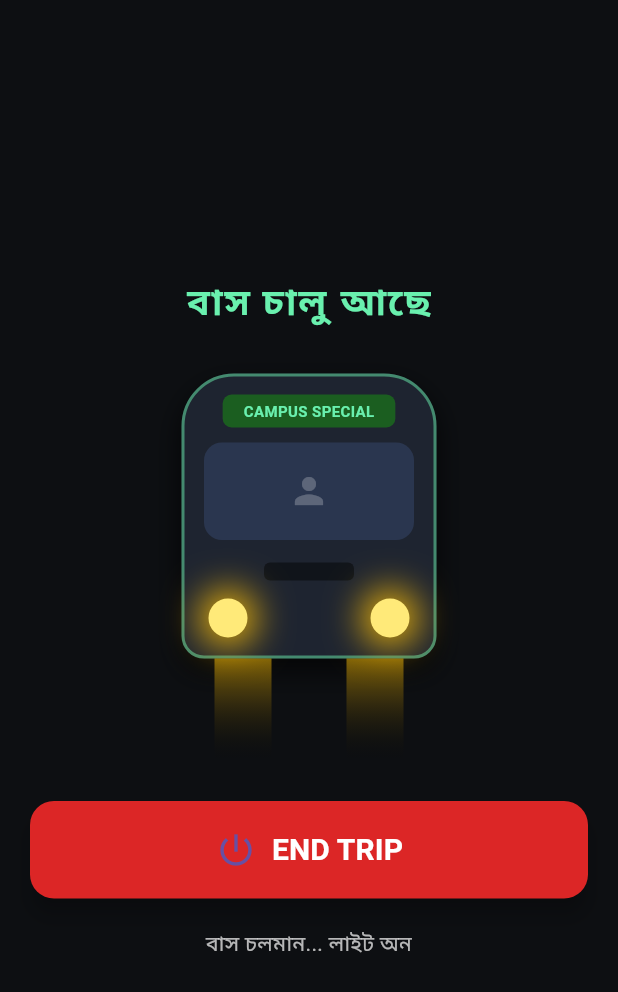
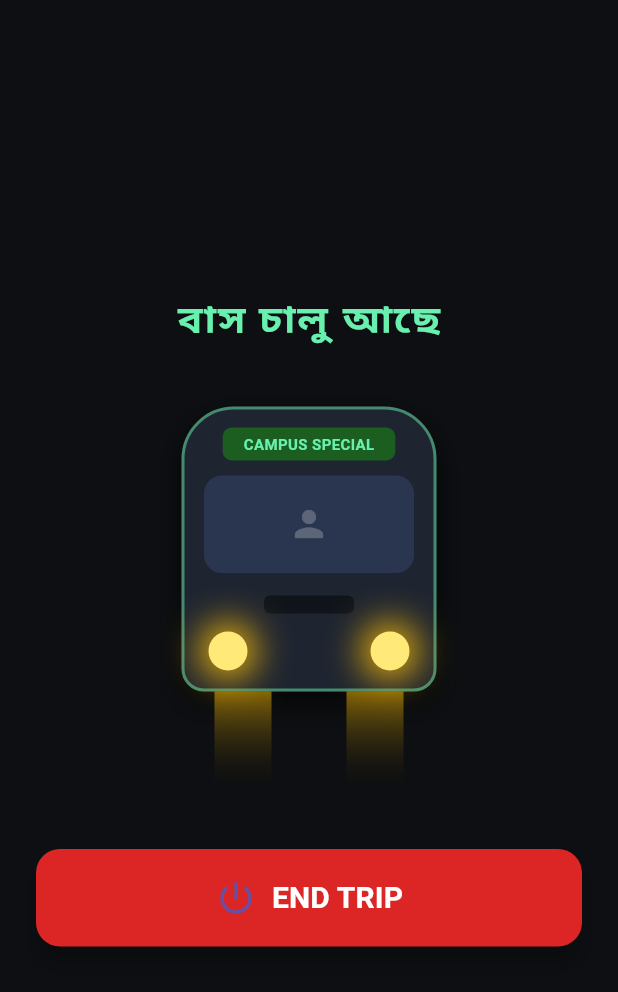
Before and after one commit to tamjidulislamgit/Bus-tracking-uni, a Flutter app: the screen it shows after launch, after a tap on "CAMPUS SPECIAL", on a phone screen of 412 x 824 dp. Shown: the top 992 px of the screen. Run offline on Flutter 3.47's test engine with Material 3 defaults, Android fonts, the phone set to English and light mode, and no system bars; our stand-ins replace geolocator, wakelock_plus.

Commit message:
Update main.dart

```diff
--- a/lib/main.dart
+++ b/lib/main.dart
@@ -25,7 +25,6 @@ class _DriverScreenState extends State<DriverScreen> with SingleTickerProviderSt
   final String firebaseUrl = "https://uni-bus-tracking-f0535-default-rtdb.firebaseio.com";
   String busId = "bus_01";
   bool isTripActive = false;
-  String info = "বাসে বা বাটনে ট্যাপ করে ট্রিপ শুরু করুন";
   StreamSubscription<Position>? gpsListener;
 
   late AnimationController _engineController;
@@ -33,7 +32,6 @@ class _DriverScreenState extends State<DriverScreen> with SingleTickerProviderSt
   @override
   void initState() {
     super.initState();
-    // ইঞ্জিন চালু থাকলে বাসের মৃদু কাঁপুনির অ্যানিমেশন
     _engineController = AnimationController(
       vsync: this,
       duration: const Duration(milliseconds: 100),
@@ -47,7 +45,6 @@ class _DriverScreenState extends State<DriverScreen> with SingleTickerProviderSt
     super.dispose();
   }
 
-  // ইঞ্জিন স্টার্টের হ্যাপটিক ফিডব্যাক (শব্দ ও ভাইব্রেশন সিমুলেশন)
   void _playEngineStartVibe() async {
     SystemSound.play(SystemSoundType.click);
     HapticFeedback.heavyImpact();
@@ -64,17 +61,12 @@ class _DriverScreenState extends State<DriverScreen> with SingleTickerProviderSt
 
   Future<bool> getPermission() async {
     bool enabled = await Geolocator.isLocationServiceEnabled();
-    if (!enabled) {
-      setState(() => info = "ফোনের GPS/Location চালু করুন");
-      return false;
-    }
+    if (!enabled) return false;
+
     LocationPermission permission = await Geolocator.checkPermission();
     if (permission == LocationPermission.denied) {
       permission = await Geolocator.requestPermission();
-      if (permission == LocationPermission.denied) {
-        setState(() => info = "লোকেশন পারমিশন ছাড়া অ্যাপ চলবে না");
-        return false;
-      }
+      if (permission == LocationPermission.denied) return false;
     }
     return true;
   }
@@ -91,14 +83,7 @@ class _DriverScreenState extends State<DriverScreen> with SingleTickerProviderSt
           "updatedAt": DateTime.now().millisecondsSinceEpoch,
         }),
       );
-      if (mounted) {
-        setState(() => info = "লাইভ ট্র্যাকিং সক্রিয়\nগতি: ${(pos.speed * 3.6).round()} কিমি/ঘণ্টা");
-      }
-    } catch (e) {
-      if (mounted) {
-        setState(() => info = "ইন্টারনেট সমস্যা!");
-      }
-    }
+    } catch (_) {}
   }
 
   void startTrip() async {
@@ -128,7 +113,6 @@ class _DriverScreenState extends State<DriverScreen> with SingleTickerProviderSt
 
     setState(() {
       isTripActive = true;
-      info = "বাস চলমান... লাইট অন";
     });
   }
 
@@ -143,7 +127,6 @@ class _DriverScreenState extends State<DriverScreen> with SingleTickerProviderSt
 
     setState(() {
       isTripActive = false;
-      info = "ট্রিপ শেষ (ইঞ্জিন ও লাইট বন্ধ)";
     });
   }
 
@@ -153,7 +136,7 @@ class _DriverScreenState extends State<DriverScreen> with SingleTickerProviderSt
       backgroundColor: const Color(0xFF0D0F12),
       body: SafeArea(
         child: Padding(
-          padding: const EdgeInsets.symmetric(horizontal: 20),
+          padding: const EdgeInsets.symmetric(horizontal: 24),
           child: Column(
             mainAxisAlignment: MainAxisAlignment.center,
             children: [
@@ -161,18 +144,17 @@ class _DriverScreenState extends State<DriverScreen> with SingleTickerProviderSt
                 isTripActive ? "বাস চালু আছে" : "ইউনিভার্সিটি বাস",
                 style: TextStyle(
                   color: isTripActive ? Colors.greenAccent : Colors.white,
-                  fontSize: 24,
+                  fontSize: 26,
                   fontWeight: FontWeight.bold,
                   letterSpacing: 1.2,
                 ),
               ),
-              const SizedBox(height: 30),
+              const SizedBox(height: 40),
 
-              // বাসের বডি এবং হেডলাইট সেকশন (পিওর ফ্ল্যাটার কোড)
+              // বাস এবং হেডলাইট এনিমেশন
               AnimatedBuilder(
                 animation: _engineController,
                 builder: (context, child) {
-                  // ইঞ্জিন ভাইব্রেশন এফেক্ট
                   double offset = isTripActive ? sin(_engineController.value * pi * 2) * 1.5 : 0;
                   return Transform.translate(
                     offset: Offset(0, offset),
@@ -183,7 +165,6 @@ class _DriverScreenState extends State<DriverScreen> with SingleTickerProviderSt
                   onTap: isTripActive ? stopTrip : startTrip,
                   child: Column(
                     children: [
-                      // বাসের বডি
                       Container(
                         width: 170,
                         height: 190,
@@ -210,7 +191,6 @@ class _DriverScreenState extends State<DriverScreen> with SingleTickerProviderSt
                         child: Column(
                           children: [
                             const SizedBox(height: 12),
-                            // রুট বোর্ড
                             Container(
                               padding: const EdgeInsets.symmetric(horizontal: 14, vertical: 4),
                               decoration: BoxDecoration(
@@ -227,7 +207,6 @@ class _DriverScreenState extends State<DriverScreen> with SingleTickerProviderSt
                               ),
                             ),
                             const SizedBox(height: 10),
-                            // উইন্ডশিল্ড (সামনের বড় গ্লাস)
                             Container(
                               width: 140,
                               height: 65,
@@ -238,7 +217,6 @@ class _DriverScreenState extends State<DriverScreen> with SingleTickerProviderSt
                               child: const Icon(Icons.person, color: Colors.white24, size: 28),
                             ),
                             const Spacer(),
-                            // গ্রিল ও নাম্বার প্লেট
                             Container(
                               width: 60,
                               height: 12,
@@ -248,7 +226,6 @@ class _DriverScreenState extends State<DriverScreen> with SingleTickerProviderSt
                               ),
                             ),
                             const SizedBox(height: 12),
-                            // দুটি হেডলাইট
                             Padding(
                               padding: const EdgeInsets.symmetric(horizontal: 16),
                               child: Row(
@@ -264,7 +241,7 @@ class _DriverScreenState extends State<DriverScreen> with SingleTickerProviderSt
                         ),
                       ),
 
-                      // হেডলাইট থেকে বের হওয়া আলোর বিম (Light Beam)
+                      // লাইট বিম
                       AnimatedOpacity(
                         duration: const Duration(milliseconds: 300),
                         opacity: isTripActive ? 1.0 : 0.0,
@@ -282,9 +259,9 @@ class _DriverScreenState extends State<DriverScreen> with SingleTickerProviderSt
                 ),
               ),
 
-              const SizedBox(height: 25),
+              const SizedBox(height: 35),
 
-              // স্টার্ট / এন্ড বাটন
+              // স্টার্ট / এন্ড বাটন (নিচে কোনো টেক্সট থাকবে না)
               SizedBox(
                 width: double.infinity,
                 height: 65,
@@ -308,12 +285,6 @@ class _DriverScreenState extends State<DriverScreen> with SingleTickerProviderSt
                   ),
                 ),
               ),
-              const SizedBox(height: 20),
-              Text(
-                info,
-                textAlign: TextAlign.center,
-                style: const TextStyle(color: Colors.white70, fontSize: 14),
-              ),
             ],
           ),
         ),
@@ -321,7 +292,6 @@ class _DriverScreenState extends State<DriverScreen> with SingleTickerProviderSt
     );
   }
 
-  // বাসের গোল হেডলাইট উইজেট
   Widget _buildHeadlight(bool active) {
     return Container(
       width: 26,
@@ -342,7 +312,6 @@ class _DriverScreenState extends State<DriverScreen> with SingleTickerProviderSt
     );
   }
 
-  // সামনের দিকে ছড়ানো আলোর বিম
   Widget _buildLightBeam() {
     return Container(
       width: 38,
```
